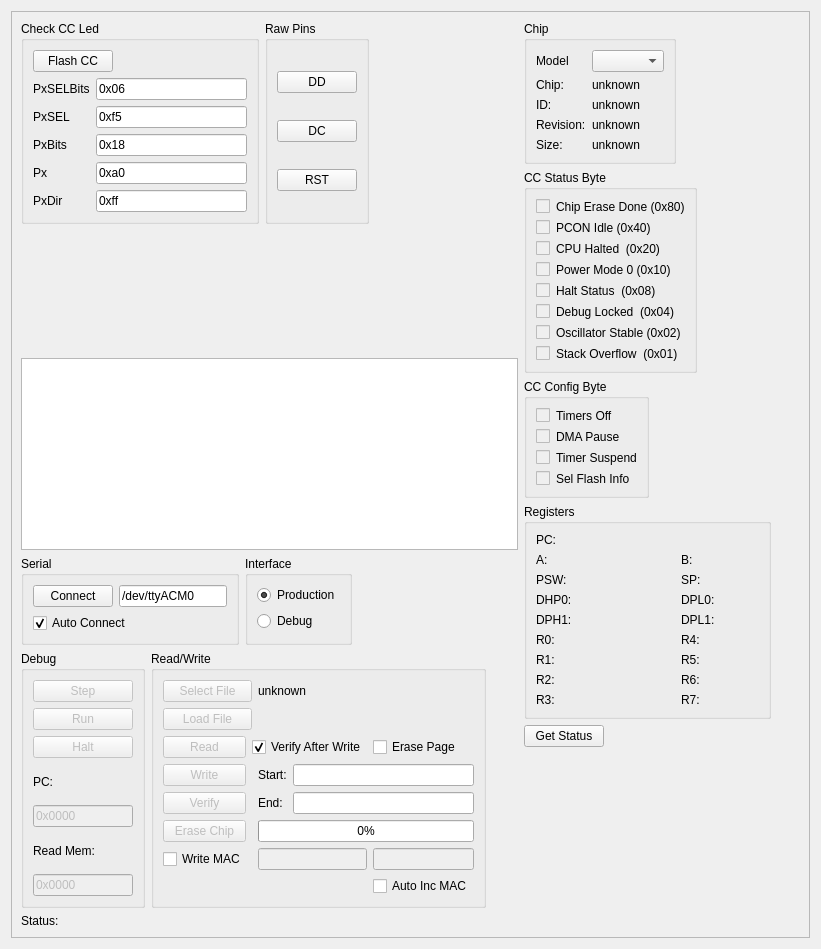
Qt form src/ccloadview_base.ui (MoonbaseOtago/CCLoad) before a commit.
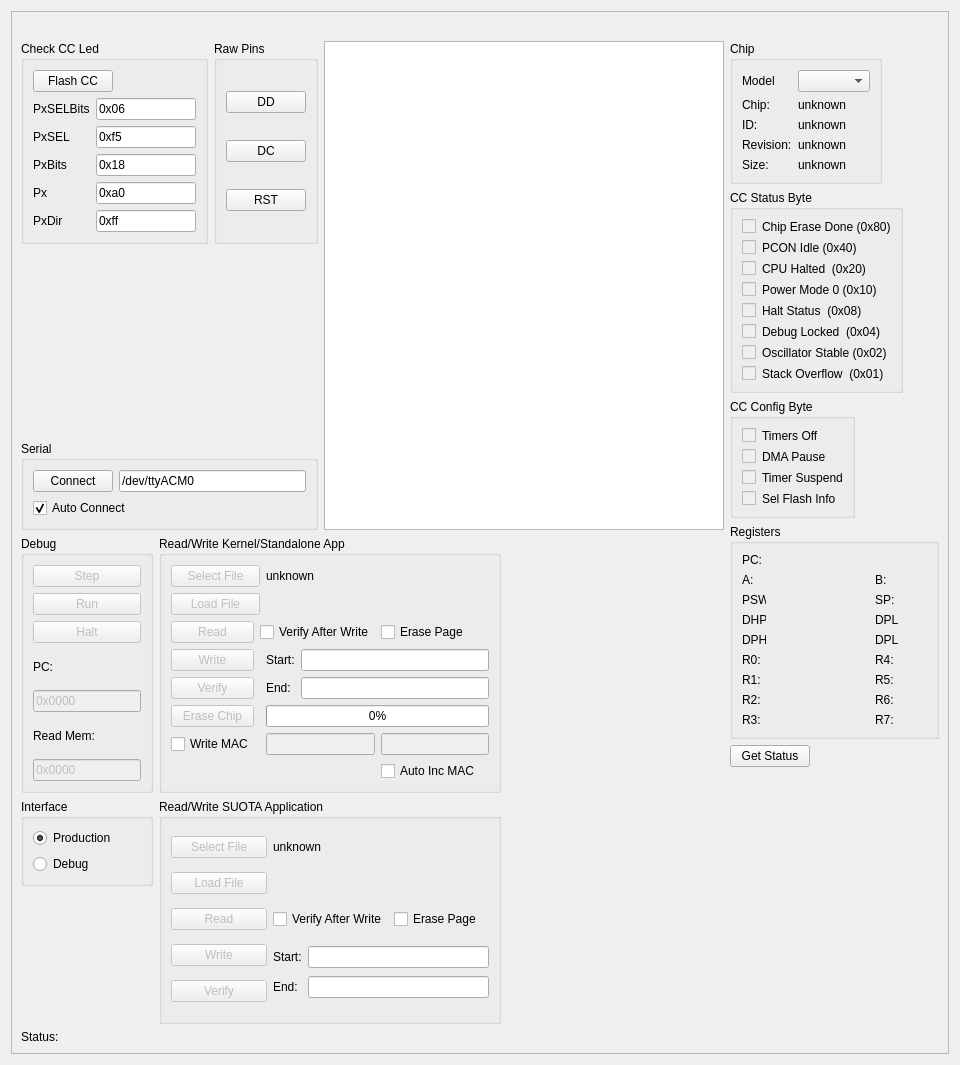
The same form after that commit.

Commit message: changes to support a working console, application loader

Patch:
```diff
--- a/src/ccloadview_base.ui
+++ b/src/ccloadview_base.ui
@@ -6,8 +6,8 @@
    <rect>
     <x>0</x>
     <y>0</y>
-    <width>821</width>
-    <height>949</height>
+    <width>960</width>
+    <height>1065</height>
    </rect>
   </property>
   <property name="baseSize">
@@ -30,16 +30,33 @@
        <rect>
         <x>0</x>
         <y>0</y>
-        <width>807</width>
-        <height>935</height>
+        <width>946</width>
+        <height>1051</height>
        </rect>
       </property>
+      <layout class="QVBoxLayout" name="verticalLayout_9">
+       <item>
+        <spacer name="horizontalSpacer_5">
+         <property name="orientation">
+          <enum>Qt::Horizontal</enum>
+         </property>
+         <property name="sizeHint" stdset="0">
+          <size>
+           <width>867</width>
+           <height>20</height>
+          </size>
+         </property>
+        </spacer>
+       </item>
+       <item>
+        <layout class="QHBoxLayout" name="horizontalLayout_11">
+         <item>
+          <layout class="QVBoxLayout" name="verticalLayout_8">
+           <item>
+            <layout class="QHBoxLayout" name="horizontalLayout_3">
+             <item>
       <layout class="QVBoxLayout" name="verticalLayout_5">
        <item>
-        <layout class="QHBoxLayout" name="horizontalLayout_10">
-         <item>
-          <layout class="QVBoxLayout" name="verticalLayout_4">
-           <item>
             <layout class="QHBoxLayout" name="horizontalLayout">
              <item>
               <widget class="QGroupBox" name="groupBox_3">
@@ -54,19 +71,6 @@
                   </property>
                  </widget>
                 </item>
-                <item row="0" column="1">
-                 <spacer name="horizontalSpacer">
-                  <property name="orientation">
-                   <enum>Qt::Horizontal</enum>
-                  </property>
-                  <property name="sizeHint" stdset="0">
-                   <size>
-                    <width>128</width>
-                    <height>20</height>
-                   </size>
-                  </property>
-                 </spacer>
-                </item>
                 <item row="1" column="0" colspan="2">
                  <layout class="QGridLayout" name="gridLayout_3">
                   <item row="0" column="1">
@@ -141,6 +145,19 @@
                   </item>
                  </layout>
                 </item>
+                    <item row="0" column="1">
+                     <spacer name="horizontalSpacer">
+                      <property name="orientation">
+                       <enum>Qt::Horizontal</enum>
+                      </property>
+                      <property name="sizeHint" stdset="0">
+                       <size>
+                        <width>128</width>
+                        <height>20</height>
+                       </size>
+                      </property>
+                     </spacer>
+                    </item>
                </layout>
               </widget>
              </item>
@@ -150,13 +167,6 @@
                 <string>Raw Pins</string>
                </property>
                <layout class="QGridLayout" name="gridLayout_13">
-                <item row="0" column="0">
-                 <widget class="QPushButton" name="DD">
-                  <property name="text">
-                   <string>DD</string>
-                  </property>
-                 </widget>
-                </item>
                 <item row="1" column="0">
                  <widget class="QPushButton" name="DC">
                   <property name="text">
@@ -171,21 +181,15 @@
                   </property>
                  </widget>
                 </item>
-               </layout>
-              </widget>
-             </item>
-             <item>
-              <spacer name="horizontalSpacer_3">
-               <property name="orientation">
-                <enum>Qt::Horizontal</enum>
-               </property>
-               <property name="sizeHint" stdset="0">
-                <size>
-                 <width>40</width>
-                 <height>20</height>
-                </size>
-               </property>
-              </spacer>
+                    <item row="0" column="0">
+                     <widget class="QPushButton" name="DD">
+                      <property name="text">
+                       <string>DD</string>
+                      </property>
+                     </widget>
+                    </item>
+                   </layout>
+                  </widget>
              </item>
             </layout>
            </item>
@@ -196,15 +200,12 @@
              </property>
              <property name="sizeHint" stdset="0">
               <size>
-               <width>20</width>
-               <height>40</height>
+                   <width>218</width>
+                   <height>26</height>
               </size>
              </property>
             </spacer>
            </item>
-           <item>
-            <widget class="QTextBrowser" name="console"/>
-           </item>
            <item>
             <layout class="QHBoxLayout" name="horizontalLayout_2">
              <item>
@@ -240,50 +241,33 @@
                </layout>
               </widget>
              </item>
-             <item>
-              <widget class="QGroupBox" name="Interface">
-               <property name="title">
-                <string>Interface</string>
-               </property>
-               <layout class="QVBoxLayout" name="verticalLayout_2">
-                <item>
-                 <widget class="QRadioButton" name="Production">
-                  <property name="text">
-                   <string>Production</string>
-                  </property>
-                  <property name="checked">
-                   <bool>true</bool>
-                  </property>
-                 </widget>
-                </item>
-                <item>
-                 <widget class="QRadioButton" name="Debug">
-                  <property name="text">
-                   <string>Debug</string>
-                  </property>
-                 </widget>
-                </item>
-               </layout>
-              </widget>
+                </layout>
+               </item>
+              </layout>
              </item>
              <item>
-              <spacer name="horizontalSpacer_4">
-               <property name="orientation">
-                <enum>Qt::Horizontal</enum>
+              <widget class="QTextBrowser" name="console">
+               <property name="sizePolicy">
+                <sizepolicy hsizetype="Preferred" vsizetype="Expanding">
+                 <horstretch>0</horstretch>
+                 <verstretch>0</verstretch>
+                </sizepolicy>
                </property>
-               <property name="sizeHint" stdset="0">
+               <property name="minimumSize">
                 <size>
-                 <width>40</width>
-                 <height>20</height>
+                 <width>400</width>
+                 <height>0</height>
                 </size>
                </property>
-              </spacer>
+              </widget>
              </item>
             </layout>
            </item>
            <item>
-            <layout class="QHBoxLayout" name="horizontalLayout_3">
+            <layout class="QHBoxLayout" name="horizontalLayout_9">
              <item>
+              <layout class="QGridLayout" name="gridLayout_15">
+               <item row="0" column="0">
               <widget class="QGroupBox" name="groupBox_9">
                <property name="title">
                 <string>Debug</string>
@@ -359,12 +343,32 @@
                </layout>
               </widget>
              </item>
-             <item>
+               <item row="0" column="1">
               <widget class="QGroupBox" name="groupBox_4">
                <property name="title">
-                <string>Read/Write</string>
+                  <string>Read/Write Kernel/Standalone App</string>
                </property>
                <layout class="QGridLayout" name="gridLayout_10">
+                  <item row="2" column="1" colspan="2">
+                   <widget class="QCheckBox" name="verifyAfterWrite">
+                    <property name="text">
+                     <string>Verify After Write</string>
+                    </property>
+                    <property name="checked">
+                     <bool>false</bool>
+                    </property>
+                   </widget>
+                  </item>
+                  <item row="5" column="0">
+                   <widget class="QPushButton" name="eraseChip">
+                    <property name="enabled">
+                     <bool>false</bool>
+                    </property>
+                    <property name="text">
+                     <string>Erase Chip</string>
+                    </property>
+                   </widget>
+                  </item>
                 <item row="5" column="2" colspan="2">
                  <widget class="QProgressBar" name="progress">
                   <property name="value">
@@ -389,26 +393,6 @@
                   </property>
                  </widget>
                 </item>
-                <item row="2" column="1" colspan="2">
-                 <widget class="QCheckBox" name="verifyAfterWrite">
-                  <property name="text">
-                   <string>Verify After Write</string>
-                  </property>
-                  <property name="checked">
-                   <bool>true</bool>
-                  </property>
-                 </widget>
-                </item>
-                <item row="5" column="0">
-                 <widget class="QPushButton" name="eraseChip">
-                  <property name="enabled">
-                   <bool>false</bool>
-                  </property>
-                  <property name="text">
-                   <string>Erase Chip</string>
-                  </property>
-                 </widget>
-                </item>
                 <item row="2" column="3">
                  <widget class="QCheckBox" name="erasePage">
                   <property name="text">
@@ -514,35 +498,180 @@
                </layout>
               </widget>
              </item>
+               <item row="1" column="1">
+                <widget class="QGroupBox" name="groupBox_10">
+                 <property name="title">
+                  <string>Read/Write SUOTA Application</string>
+                 </property>
+                 <layout class="QGridLayout" name="gridLayout_11">
+                  <item row="0" column="0">
+                   <widget class="QPushButton" name="selectFile_App">
+                    <property name="enabled">
+                     <bool>false</bool>
+                    </property>
+                    <property name="text">
+                     <string>Select File</string>
+                    </property>
+                   </widget>
+                  </item>
+                  <item row="0" column="1">
+                   <widget class="QLabel" name="fileName_App">
+                    <property name="text">
+                     <string>unknown</string>
+                    </property>
+                   </widget>
+                  </item>
+                  <item row="1" column="0">
+                   <widget class="QPushButton" name="loadFile_App">
+                    <property name="enabled">
+                     <bool>false</bool>
+                    </property>
+                    <property name="text">
+                     <string>Load File</string>
+                    </property>
+                   </widget>
+                  </item>
+                  <item row="2" column="0">
+                   <widget class="QPushButton" name="readFile_App">
+                    <property name="enabled">
+                     <bool>false</bool>
+                    </property>
+                    <property name="text">
+                     <string>Read</string>
+                    </property>
+                   </widget>
+                  </item>
+                  <item row="2" column="1">
+                   <widget class="QCheckBox" name="verifyAfterWrite_App">
+                    <property name="text">
+                     <string>Verify After Write</string>
+                    </property>
+                    <property name="checked">
+                     <bool>false</bool>
+                    </property>
+                   </widget>
+                  </item>
+                  <item row="2" column="2">
+                   <widget class="QCheckBox" name="erasePage_App">
+                    <property name="text">
+                     <string>Erase Page</string>
+                    </property>
+                    <property name="checked">
+                     <bool>false</bool>
+                    </property>
+                   </widget>
+                  </item>
+                  <item row="3" column="0">
+                   <widget class="QPushButton" name="writeFile_App">
+                    <property name="enabled">
+                     <bool>false</bool>
+                    </property>
+                    <property name="text">
+                     <string>Write</string>
+                    </property>
+                   </widget>
+                  </item>
+                  <item row="3" column="1" rowspan="2" colspan="2">
+                   <layout class="QGridLayout" name="gridLayout_14">
+                    <item row="0" column="0">
+                     <widget class="QLabel" name="fileName_20">
+                      <property name="text">
+                       <string>Start:</string>
+                      </property>
+                     </widget>
+                    </item>
+                    <item row="0" column="1">
+                     <widget class="QLineEdit" name="startAddress_App"/>
+                    </item>
+                    <item row="1" column="0">
+                     <widget class="QLabel" name="fileName_21">
+                      <property name="text">
+                       <string>End:</string>
+                      </property>
+                     </widget>
+                    </item>
+                    <item row="1" column="1">
+                     <widget class="QLineEdit" name="endAddress_App"/>
+                    </item>
+                   </layout>
+                  </item>
+                  <item row="4" column="0">
+                   <widget class="QPushButton" name="verifyFile_App">
+                    <property name="enabled">
+                     <bool>false</bool>
+                    </property>
+                    <property name="text">
+                     <string>Verify</string>
+                    </property>
+                   </widget>
+                  </item>
+                 </layout>
+                </widget>
+               </item>
+               <item row="1" column="0">
+                <layout class="QVBoxLayout" name="verticalLayout_4">
+                 <item>
+                  <widget class="QGroupBox" name="Interface">
+                   <property name="title">
+                    <string>Interface</string>
+                   </property>
+                   <layout class="QVBoxLayout" name="verticalLayout_2">
+                    <item>
+                     <widget class="QRadioButton" name="Production">
+                      <property name="text">
+                       <string>Production</string>
+                      </property>
+                      <property name="checked">
+                       <bool>true</bool>
+                      </property>
+                     </widget>
+                    </item>
+                    <item>
+                     <widget class="QRadioButton" name="Debug">
+                      <property name="text">
+                       <string>Debug</string>
+                      </property>
+                     </widget>
+                    </item>
+                   </layout>
+                  </widget>
+                 </item>
+                 <item>
+                  <spacer name="verticalSpacer_3">
+                   <property name="orientation">
+                    <enum>Qt::Vertical</enum>
+                   </property>
+                   <property name="sizeHint" stdset="0">
+                    <size>
+                     <width>20</width>
+                     <height>40</height>
+                    </size>
+                   </property>
+                  </spacer>
+                 </item>
+                </layout>
+               </item>
+              </layout>
+             </item>
              <item>
               <spacer name="horizontalSpacer_11">
                <property name="orientation">
                 <enum>Qt::Horizontal</enum>
                </property>
-               <property name="sizeHint" stdset="0">
-                <size>
-                 <width>40</width>
-                 <height>20</height>
-                </size>
-               </property>
-              </spacer>
-             </item>
-            </layout>
-           </item>
-          </layout>
-         </item>
-         <item>
-          <spacer name="horizontalSpacer_5">
-           <property name="orientation">
-            <enum>Qt::Horizontal</enum>
+               <property name="sizeType">
+                <enum>QSizePolicy::Expanding</enum>
            </property>
            <property name="sizeHint" stdset="0">
             <size>
              <width>17</width>
-             <height>20</height>
+                 <height>398</height>
             </size>
            </property>
           </spacer>
+             </item>
+            </layout>
+           </item>
+          </layout>
          </item>
          <item>
           <layout class="QVBoxLayout" name="verticalLayout">
@@ -628,9 +757,12 @@
                <property name="orientation">
                 <enum>Qt::Horizontal</enum>
                </property>
+               <property name="sizeType">
+                <enum>QSizePolicy::MinimumExpanding</enum>
+               </property>
                <property name="sizeHint" stdset="0">
                 <size>
-                 <width>17</width>
+                 <width>0</width>
                  <height>20</height>
                 </size>
                </property>
@@ -770,9 +902,12 @@
                <property name="orientation">
                 <enum>Qt::Horizontal</enum>
                </property>
+               <property name="sizeType">
+                <enum>QSizePolicy::MinimumExpanding</enum>
+               </property>
                <property name="sizeHint" stdset="0">
                 <size>
-                 <width>17</width>
+                 <width>0</width>
                  <height>20</height>
                 </size>
                </property>
@@ -856,9 +991,12 @@
                <property name="orientation">
                 <enum>Qt::Horizontal</enum>
                </property>
+               <property name="sizeType">
+                <enum>QSizePolicy::MinimumExpanding</enum>
+               </property>
                <property name="sizeHint" stdset="0">
                 <size>
-                 <width>17</width>
+                 <width>0</width>
                  <height>20</height>
                 </size>
                </property>
@@ -1222,9 +1360,12 @@
                <property name="orientation">
                 <enum>Qt::Horizontal</enum>
                </property>
+               <property name="sizeType">
+                <enum>QSizePolicy::MinimumExpanding</enum>
+               </property>
                <property name="sizeHint" stdset="0">
                 <size>
-                 <width>40</width>
+                 <width>0</width>
                  <height>20</height>
                 </size>
                </property>
@@ -1274,7 +1415,7 @@
         </layout>
        </item>
        <item>
-        <layout class="QHBoxLayout" name="horizontalLayout_9">
+        <layout class="QHBoxLayout" name="horizontalLayout_10">
          <item>
           <widget class="QLabel" name="Message_2">
            <property name="text">
@@ -1298,6 +1439,8 @@
         </layout>
        </item>
       </layout>
+      <zorder>verticalSpacer_3</zorder>
+      <zorder>horizontalSpacer_3</zorder>
      </widget>
     </widget>
    </item>
```
Lines whose indentation alone changed are shown as unchanged. The commit also changes 4 other files.
